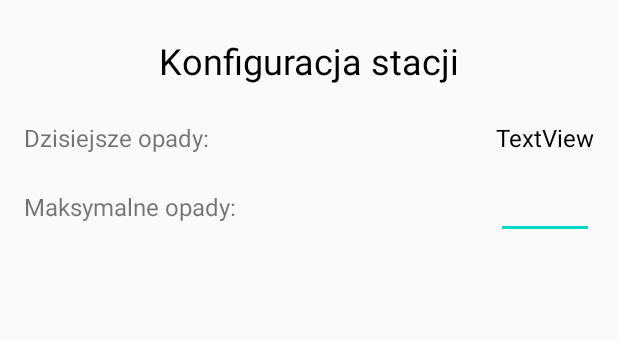
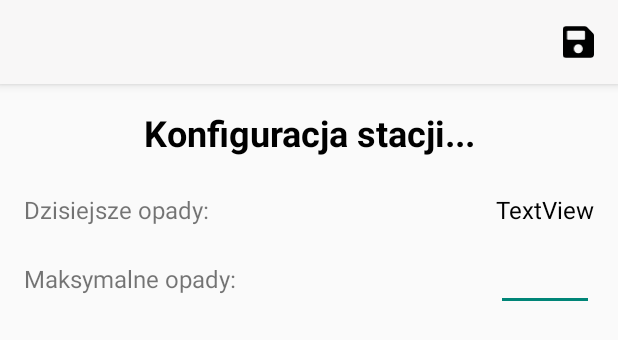
Before and after one commit to rzepkamichal/umpa_android, an Android app: the layout activity_stationlist.xml on its own in the app's theme, with its tools: preview values and no code run, on a phone screen of 412 x 824 dp. Shown: the top 340 px of the screen. Run offline under Robolectric (Android 15) with nearby library versions, the phone set to English and light mode, and no system bars.

Commit message:
Add toolbar with save function

```diff
--- a/app/src/main/AndroidManifest.xml
+++ b/app/src/main/AndroidManifest.xml
@@ -10,7 +10,7 @@
         android:roundIcon="@mipmap/ic_launcher_round"
         android:supportsRtl="true"
         android:usesCleartextTraffic="true"
-        android:theme="@style/AppTheme">
+        android:theme="@style/Theme.AppCompat.Light.NoActionBar">
         <activity android:name=".ui.StationListActivity"/>
         <activity android:name=".ui.MainActivity">
             <intent-filter>
--- /dev/null
+++ b/app/src/main/res/drawable/ic_save.xml
@@ -0,0 +1,9 @@
+<vector xmlns:android="http://schemas.android.com/apk/res/android"
+    android:width="448dp"
+    android:height="512dp"
+    android:viewportWidth="448"
+    android:viewportHeight="512">
+  <path
+      android:fillColor="#FF000000"
+      android:pathData="M433.941,129.941l-83.882,-83.882A48,48 0,0 0,316.118 32L48,32C21.49,32 0,53.49 0,80v352c0,26.51 21.49,48 48,48h352c26.51,0 48,-21.49 48,-48L448,163.882a48,48 0,0 0,-14.059 -33.941zM224,416c-35.346,0 -64,-28.654 -64,-64 0,-35.346 28.654,-64 64,-64s64,28.654 64,64c0,35.346 -28.654,64 -64,64zM320,111.48L320,212c0,6.627 -5.373,12 -12,12L76,224c-6.627,0 -12,-5.373 -12,-12L64,108c0,-6.627 5.373,-12 12,-12h228.52c3.183,0 6.235,1.264 8.485,3.515l3.48,3.48A11.996,11.996 0,0 1,320 111.48z"/>
+</vector>
--- a/app/src/main/res/layout/activity_stationlist.xml
+++ b/app/src/main/res/layout/activity_stationlist.xml
@@ -1,15 +1,17 @@
 <?xml version="1.0" encoding="utf-8"?>
 <androidx.swiperefreshlayout.widget.SwipeRefreshLayout xmlns:android="http://schemas.android.com/apk/res/android"
+    xmlns:app="http://schemas.android.com/apk/res-auto"
+    xmlns:tools="http://schemas.android.com/tools"
     android:id="@+id/stationlist_swipe_refresh"
     android:layout_width="match_parent"
     android:layout_height="wrap_content">
 
-    <androidx.constraintlayout.widget.ConstraintLayout xmlns:android="http://schemas.android.com/apk/res/android"
-        xmlns:app="http://schemas.android.com/apk/res-auto"
-        xmlns:tools="http://schemas.android.com/tools"
+    <androidx.constraintlayout.widget.ConstraintLayout
         android:layout_width="match_parent"
         android:layout_height="match_parent">
-
+        <include
+            android:id="@+id/station_settings_save_toolbar"
+            layout="@layout/save_toolbar" />
         <TextView
             android:id="@+id/textView4"
             android:layout_width="wrap_content"
@@ -71,11 +73,12 @@
             android:layout_width="wrap_content"
             android:layout_height="wrap_content"
             android:layout_marginStart="16dp"
-            android:layout_marginTop="24dp"
+            android:layout_marginTop="72dp"
             android:layout_marginEnd="16dp"
             android:text="@string/label_station_config"
             android:textColor="#000000"
             android:textSize="24sp"
+            android:textStyle="bold"
             app:layout_constraintEnd_toEndOf="parent"
             app:layout_constraintStart_toStartOf="parent"
             app:layout_constraintTop_toTopOf="parent" />
--- /dev/null
+++ b/app/src/main/res/layout/return_save_toolbar.xml
@@ -0,0 +1,5 @@
+<?xml version="1.0" encoding="utf-8"?>
+<androidx.appcompat.widget.Toolbar xmlns:android="http://schemas.android.com/apk/res/android"
+    android:layout_width="match_parent" android:layout_height="match_parent">
+
+</androidx.appcompat.widget.Toolbar>
--- /dev/null
+++ b/app/src/main/res/layout/save_toolbar.xml
@@ -0,0 +1,28 @@
+<?xml version="1.0" encoding="utf-8"?>
+<androidx.appcompat.widget.Toolbar xmlns:android="http://schemas.android.com/apk/res/android"
+    xmlns:app="http://schemas.android.com/apk/res-auto"
+    android:id="@+id/save_toolbar"
+    android:layout_width="match_parent"
+    android:layout_height="wrap_content"
+    android:elevation="4dp"
+    android:background="@color/colorToolbar">
+
+    <RelativeLayout
+        android:id="@+id/simple_toolbar_relative_layout"
+        android:layout_width="match_parent"
+        android:layout_height="match_parent"
+        android:background="@color/colorToolbar">
+
+        <ImageButton
+            android:id="@+id/simple_toolbar_return_btn"
+            android:layout_width="24dp"
+            android:layout_height="24dp"
+            android:layout_alignParentStart="true"
+            android:layout_alignParentEnd="true"
+            android:layout_marginEnd="16dp"
+            android:background="@color/colorToolbar"
+            android:scaleType="fitEnd"
+            app:srcCompat="@drawable/ic_save" />
+    </RelativeLayout>
+
+</androidx.appcompat.widget.Toolbar>
--- a/app/src/main/res/values/colors.xml
+++ b/app/src/main/res/values/colors.xml
@@ -3,4 +3,6 @@
     <color name="colorPrimary">#6200EE</color>
     <color name="colorPrimaryDark">#3700B3</color>
     <color name="colorAccent">#03DAC5</color>
+
+    <color name="colorToolbar">#F8F7F7</color>
 </resources>
--- a/app/src/main/res/values/strings.xml
+++ b/app/src/main/res/values/strings.xml
@@ -13,7 +13,7 @@
     <string name="label_watering_preset">Profil:</string>
     <string name="label_force_open_valve">Wymuś otwarcie zaworu:</string>
     <string name="label_time_config">Konfiguracja czasowa</string>
-    <string name="label_station_config">Konfiguracja stacji</string>
+    <string name="label_station_config">Konfiguracja stacji...</string>
     <string name="label_today_rain">Dzisiejsze opady:</string>
     <string name="label_max_rain">Maksymalne opady:</string>
 </resources>
```
